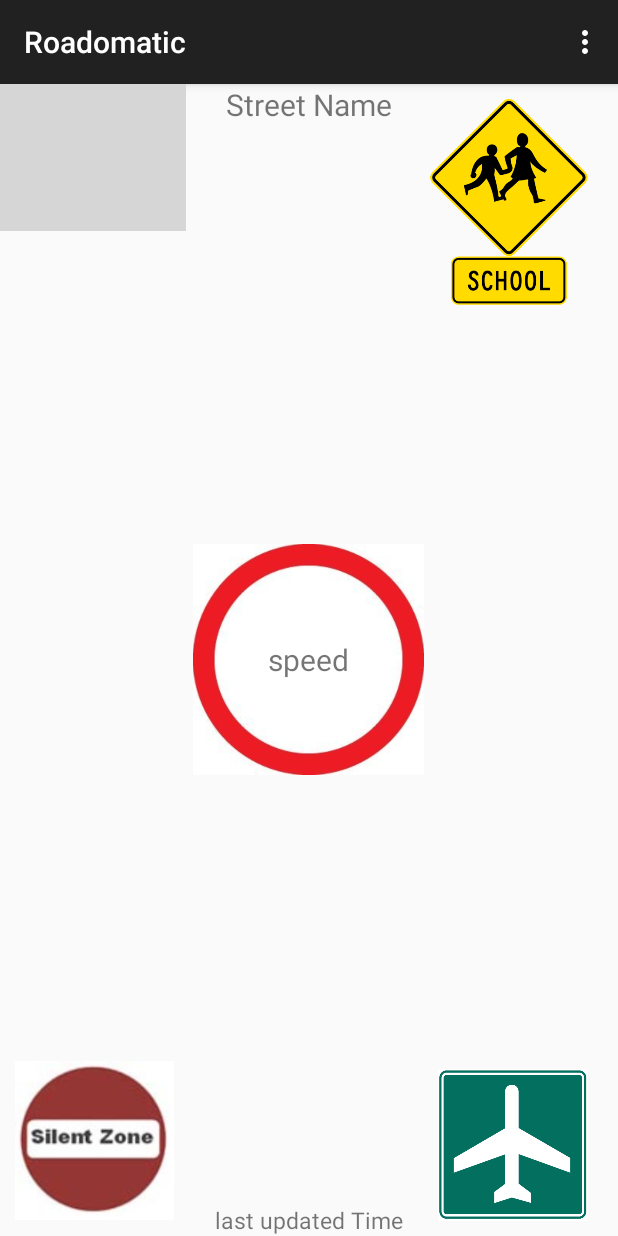
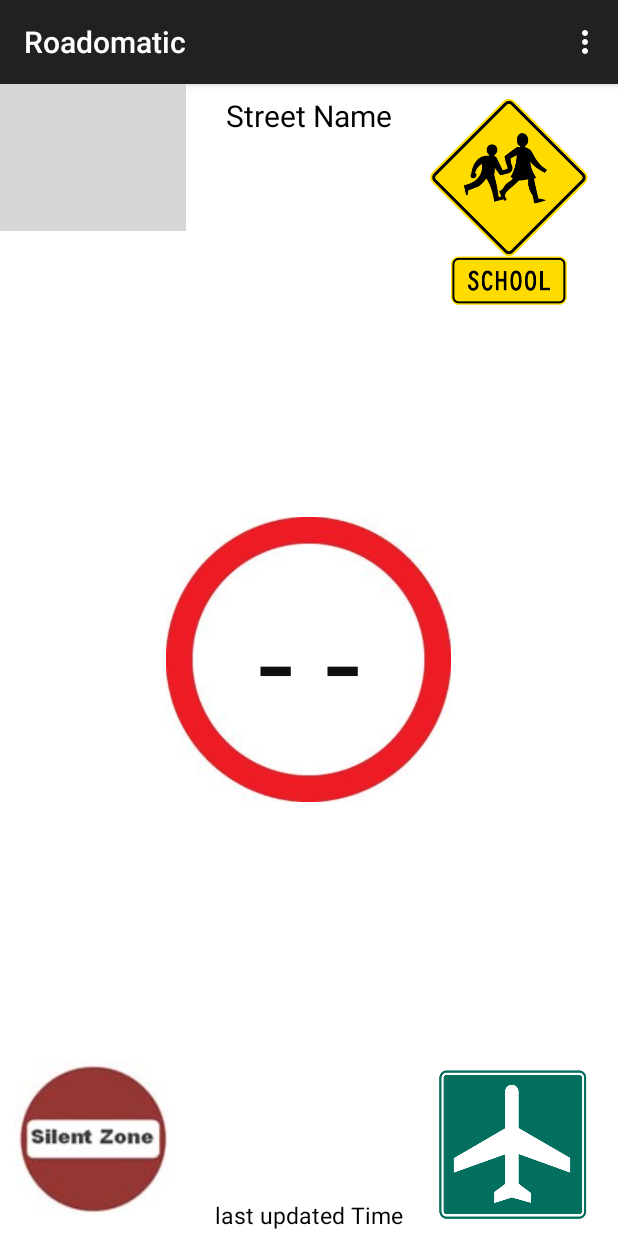
Before and after one commit to aksiksi/roadomatic, an Android app: the screen it shows after launch (RoadomaticActivity), on a phone screen of 412 x 824 dp. Run offline under Robolectric (Android 15) with nearby library versions, the phone set to English and light mode, and no system bars; grey boxes are pictures that could not be loaded.

Commit message:
Finalizing the layout
Changes:
- fixed an error for mRequest instance
-  Text colors to BLACK
- Background color fixed
- Changed Sign size with speed font size
- Added some margins for texts
New
- added the code to keep the screen ON

```diff
--- a/client/src/main/java/me/assil/roadomatic/RoadomaticActivity.java
+++ b/client/src/main/java/me/assil/roadomatic/RoadomaticActivity.java
@@ -7,6 +7,7 @@ import android.support.v7.app.ActionBarActivity;
 import android.os.Bundle;
 import android.view.Menu;
 import android.view.MenuItem;
+import android.view.WindowManager;
 import android.widget.TextView;
 
 import java.util.concurrent.Executors;
@@ -63,6 +64,9 @@ public class RoadomaticActivity extends ActionBarActivity {
 
         // Execute the runnable at a fixed rate (once every three seconds)
         mTask = mPool.scheduleAtFixedRate(mUpdater, 0, 3, TimeUnit.SECONDS);
+
+        //Keep screen on while working
+        getWindow().addFlags(WindowManager.LayoutParams.FLAG_KEEP_SCREEN_ON);
     }
 
     @Override
--- a/client/src/main/java/me/assil/roadomatic/RoadomaticUpdater.java
+++ b/client/src/main/java/me/assil/roadomatic/RoadomaticUpdater.java
@@ -65,7 +65,7 @@ public class RoadomaticUpdater implements Runnable {
 
             Log.d("MAIN", s);
 
-            JSONObject resp = mReq.sendAndReceive(s);
+            JSONObject resp = mRequest.sendAndReceive(s);
 
             if (resp == null) {
                 Log.d("MAIN", "Server is offline");
--- a/client/src/main/res/layout/activity_roadomatic_v2.xml
+++ b/client/src/main/res/layout/activity_roadomatic_v2.xml
@@ -4,7 +4,8 @@
     android:layout_width="fill_parent"
     android:layout_height="fill_parent"
     android:foregroundGravity="bottom"
-    android:orientation="vertical" >
+    android:orientation="vertical"
+    android:background="#ffffff">
 
     <LinearLayout
         android:layout_width="fill_parent"
@@ -16,8 +17,8 @@
     </LinearLayout>
 
     <ImageView
-        android:layout_width="162dp"
-        android:layout_height="154dp"
+        android:layout_width="190dp"
+        android:layout_height="195dp"
         android:id="@+id/SpeedSign"
         android:layout_centerVertical="true"
         android:layout_centerHorizontal="true"
@@ -30,9 +31,10 @@
         android:id="@+id/Speed"
         android:layout_centerVertical="true"
         android:layout_centerHorizontal="true"
-        android:textSize="20dp"
+        android:textSize="85dp"
         android:layout_gravity="center"
-        android:text="speed" />
+        android:text="- -"
+        android:textColor="#f0010101"/>
 
     <TextView
         android:layout_width="wrap_content"
@@ -42,7 +44,9 @@
         android:layout_centerHorizontal="true"
         android:textSize="20dp"
         android:text="Street Name"
-        android:layout_gravity="center|top" />
+        android:layout_gravity="center|top"
+        android:layout_marginTop="7dp"
+        android:textColor="#010101"/>
 
     <TextView
         android:layout_width="wrap_content"
@@ -52,7 +56,9 @@
         android:layout_centerHorizontal="true"
         android:textSize="15dp"
         android:text="last updated Time"
-        android:layout_gravity="center_horizontal|bottom" />
+        android:layout_gravity="center_horizontal|bottom"
+        android:textColor="#010101"
+        android:layout_marginBottom="3dp"/>
 
     <ImageView
         android:layout_width="106dp"
```
